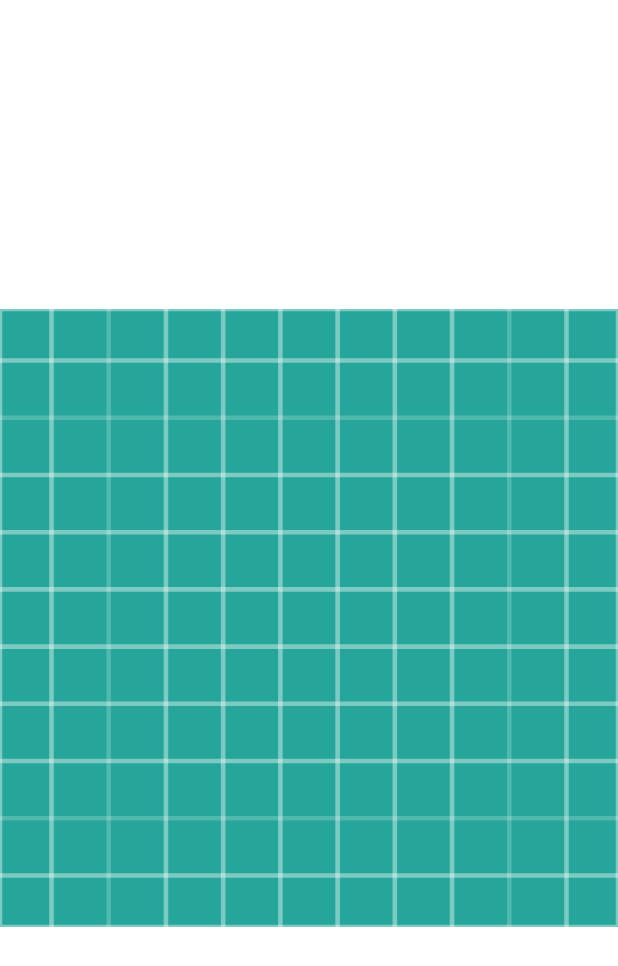
After one commit to gkgio/VKFriendViewer, an Android app: the layout fragment_whole_page_photo.xml on its own in the app's theme, with its tools: preview values and no code run, on a phone screen of 412 x 824 dp. The commit adds this screen. Shown: the top 966 px of the screen. Run offline under Robolectric (Android 15) with nearby library versions, the phone set to English and light mode, and no system bars.

Commit message:
added opening image whole page

```diff
--- a/app/src/main/java/com/gkgio/vkfriendsviewer/data/model/ProfileInfo.kt
+++ b/app/src/main/java/com/gkgio/vkfriendsviewer/data/model/ProfileInfo.kt
@@ -16,7 +16,7 @@ class ProfileInfo(
     val photoOrig: String,
 
     @SerializedName("bdate")
-    val birthdayDate: String,
+    val birthdayDate: String?,
 
     @SerializedName("city")
     val city: City?,
--- a/app/src/main/java/com/gkgio/vkfriendsviewer/ui/main/MainActivity.kt
+++ b/app/src/main/java/com/gkgio/vkfriendsviewer/ui/main/MainActivity.kt
@@ -10,7 +10,6 @@ import android.support.v7.widget.RecyclerView
 import android.view.View
 import android.widget.TextView
 
-import dagger.android.support.DaggerAppCompatActivity
 import com.gkgio.vkfriendsviewer.R
 import com.gkgio.vkfriendsviewer.base.BaseActivity
 import com.gkgio.vkfriendsviewer.data.model.FriendInfo
--- a/app/src/main/java/com/gkgio/vkfriendsviewer/ui/main/profile/ProfilePresenter.kt
+++ b/app/src/main/java/com/gkgio/vkfriendsviewer/ui/main/profile/ProfilePresenter.kt
@@ -2,11 +2,9 @@ package com.gkgio.vkfriendsviewer.ui.main.profile
 
 import android.content.Context
 import com.gkgio.vkfriendsviewer.data.api.IService
-import com.gkgio.vkfriendsviewer.data.model.ApiResponseList
 import com.gkgio.vkfriendsviewer.data.model.ApiResponseObject
-import com.gkgio.vkfriendsviewer.data.model.FriendInfo
 import com.gkgio.vkfriendsviewer.data.model.ProfileInfo
-import com.gkgio.vkfriendsviewer.ui.main.MainContract
+import com.gkgio.vkfriendsviewer.utils.Config
 import com.gkgio.vkfriendsviewer.utils.getToken
 import io.reactivex.android.schedulers.AndroidSchedulers
 import io.reactivex.disposables.Disposable
@@ -28,7 +26,7 @@ class ProfilePresenter @Inject constructor(private val iService: IService) : Pro
     if (token != null) {
       view?.showProgress()
 
-      disposable = iService.getProfileInfo("photo_400_orig,city,bdate,education", "5.80", token, id.toString())
+      disposable = iService.getProfileInfo("photo_400_orig,city,bdate,education", Config.VERSION, token, id.toString())
           .subscribeOn(Schedulers.io())
           .observeOn(AndroidSchedulers.mainThread())
           .subscribe({ res: ApiResponseObject<Array<ProfileInfo>> ->
--- /dev/null
+++ b/app/src/main/res/layout/fragment_whole_page_photo.xml
@@ -0,0 +1,16 @@
+<?xml version="1.0" encoding="utf-8"?>
+<FrameLayout xmlns:android="http://schemas.android.com/apk/res/android"
+    xmlns:tools="http://schemas.android.com/tools"
+    android:layout_width="match_parent"
+    android:layout_height="match_parent"
+    android:background="@color/white"
+    android:clickable="true"
+    android:focusable="true">
+
+    <android.support.v7.widget.AppCompatImageView
+        android:id="@+id/photoWholePage"
+        android:layout_width="match_parent"
+        android:layout_height="match_parent"
+        android:transitionName="profileImage"
+        tools:srcCompat="@drawable/ic_launcher_background" />
+</FrameLayout>
```
Also changed, not shown: app/src/main/java/com/gkgio/vkfriendsviewer/ui/main/profile/ProfileActivity.kt (+39 -6 lines), app/src/main/java/com/gkgio/vkfriendsviewer/ui/main/profile/WholePagePhotoFragment.kt (+54 -0 lines), app/src/main/res/layout/activity_profile.xml (+4 -3 lines), 3 other files.
